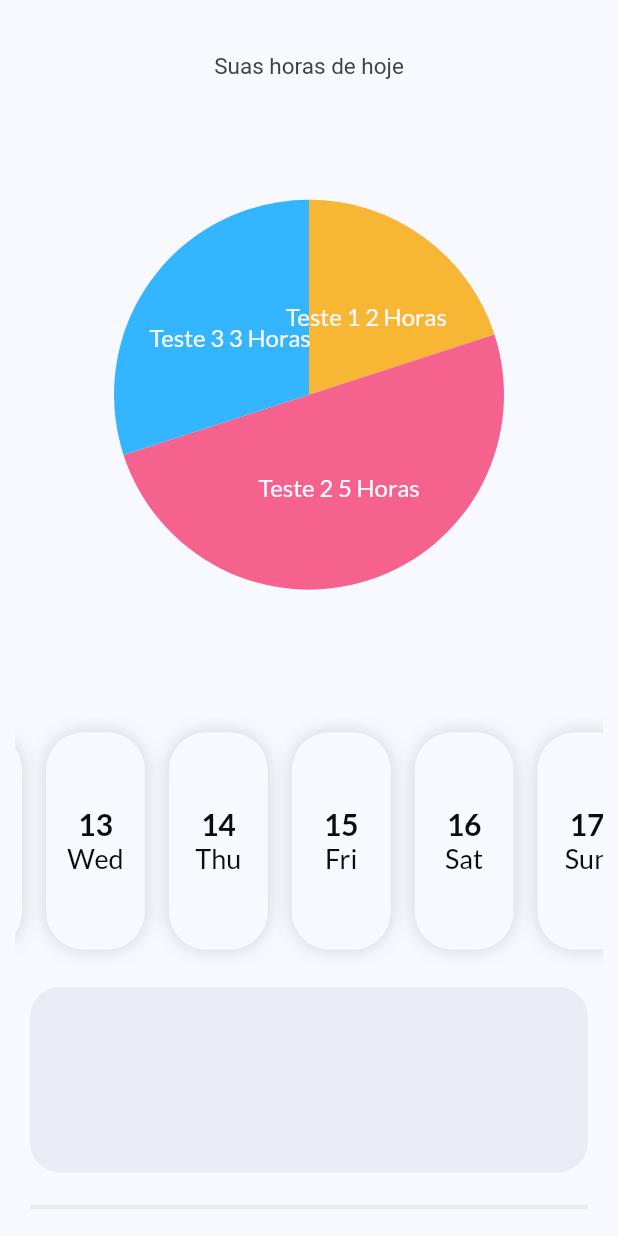
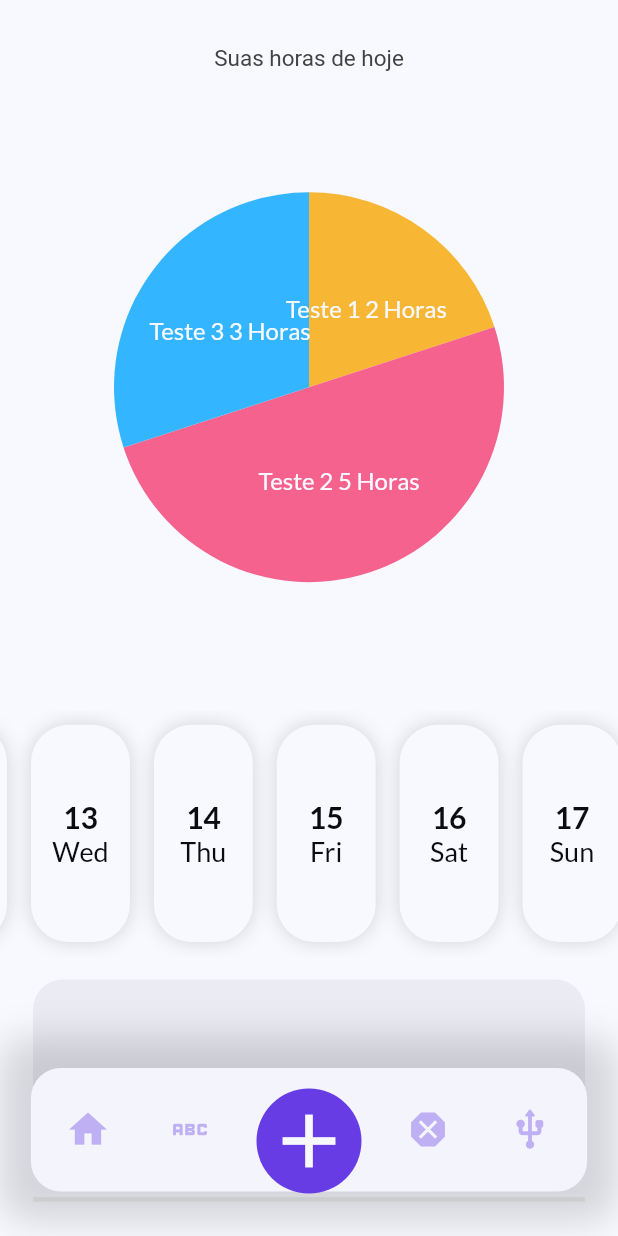
Before and after one commit to guilhermebernava/app, a Flutter app: the screen it shows after launch, on a phone screen of 412 x 824 dp. Run offline on Flutter 3.47's test engine with Material 2 defaults, Android fonts, the phone set to English and light mode, and no system bars; our stand-ins replace dartz, flutter_bloc, flutter_modular, google_fonts, syncfusion_flutter_charts.

Commit message:
refactor bottom bar

```diff
--- a/app/lib/modules/home/presenter/home_page.dart
+++ b/app/lib/modules/home/presenter/home_page.dart
@@ -48,12 +48,7 @@ class HomePage extends StatelessWidget {
               }
 
               if (bloc is DaysTasks) {
-                return Padding(
-                  padding: const EdgeInsets.symmetric(
-                    horizontal: 10,
-                    vertical: 5,
-                  ),
-                  child: SingleChildScrollView(
+                return SingleChildScrollView(
                   scrollDirection: Axis.vertical,
                   child: Column(
                     children: [
@@ -79,8 +74,7 @@ class HomePage extends StatelessWidget {
                                   datum.neonColor,
                               xValueMapper: (datum, index) =>
                                   "${datum.title} - ${datum.hoursInDay} hour/s",
-                                yValueMapper: (datum, index) =>
-                                    datum.hoursInDay,
+                              yValueMapper: (datum, index) => datum.hoursInDay,
                               dataLabelMapper: (datum, index) =>
                                   "${datum.title} ${datum.hoursInDay} Horas",
                               dataLabelSettings: DataLabelSettings(
@@ -108,7 +102,6 @@ class HomePage extends StatelessWidget {
                       ),
                     ],
                   ),
-                  ),
                 );
               }
               return Container();
--- a/app/lib/modules/home/presenter/widgets/bottom_bar.dart
+++ b/app/lib/modules/home/presenter/widgets/bottom_bar.dart
@@ -1,11 +1,12 @@
 import 'package:app/modules/home/domain/bloc/bottom_bar/bottom_bar_states.dart';
 import 'package:app/modules/home/domain/interfaces/i_bottom_bar_usecase.dart';
+import 'package:app/modules/home/presenter/widgets/bottom_bar_add_button.dart';
 import 'package:app/modules/home/presenter/widgets/bottom_icon_button.dart';
 import 'package:app/themes/colors/app_colors.dart';
 import 'package:flutter/material.dart';
 import 'package:flutter_bloc/flutter_bloc.dart';
 
-class BottomBar extends StatefulWidget {
+class BottomBar extends StatelessWidget {
   final Size size;
   final IBottomBarUsecase bottomBarUsecase;
 
@@ -16,78 +17,69 @@ class BottomBar extends StatefulWidget {
   });
 
   @override
-  State<BottomBar> createState() => _BottomBarState();
-}
-
-class _BottomBarState extends State<BottomBar> {
-  bool _visible = false;
-
-  @override
-  void dispose() {
-    super.dispose();
-  }
-
-//TODO criar bloc para inatividade
-  @override
   Widget build(BuildContext context) {
-    return Listener(
-      onPointerDown: (event) {
-        Future.delayed(Duration(seconds: 5), () {
-          setState(() {
-            _visible = false;
-          });
-        });
-      },
-      child: GestureDetector(
-        onTap: () {
-          if (!_visible) {
-            setState(() {
-              _visible = true;
-            });
-          }
-        },
-        behavior: HitTestBehavior.opaque,
-        child: AnimatedSlide(
-          offset: _visible ? const Offset(0, 0) : const Offset(0, 0.5),
-          duration: const Duration(milliseconds: 500),
-          child: Align(
-            alignment: const Alignment(0, 0.95),
+    return Stack(
+      alignment: Alignment.center,
+      children: [
+        Align(
+          alignment: const Alignment(0, 0.92),
           child: Container(
-              width: widget.size.width * 0.92,
-              height: widget.size.height * 0.13,
+            width: size.width * 0.9,
+            height: size.height * 0.1,
             decoration: BoxDecoration(
-                color: AppColors.bottomBarColor,
+              color: AppColors.lightGrey,
               boxShadow: [
                 BoxShadow(
-                    color: AppColors.black.withOpacity(0.1),
-                    blurRadius: 10,
-                    spreadRadius: 10,
+                  color: AppColors.black.withOpacity(0.15),
+                  blurRadius: 20,
+                  spreadRadius: 20,
                 )
               ],
               borderRadius: BorderRadius.circular(20),
             ),
             child: BlocBuilder(
-                  bloc: widget.bottomBarUsecase.bottomBloc,
+                bloc: bottomBarUsecase.bottomBloc,
                 builder: (_, bloc) {
                   if (bloc is BottomBarSuccess) {
                     return Row(
+                      mainAxisAlignment: MainAxisAlignment.spaceEvenly,
+                      crossAxisAlignment: CrossAxisAlignment.center,
                       children: [
                         BottomIconButton(
                           icon: Icons.home,
                           isSelected: bloc.index == 0,
                           onTap: () {
-                              widget.bottomBarUsecase
-                                  .validateSelectedButton(bloc.index, 0);
+                            bottomBarUsecase.validateSelectedButton(
+                                bloc.index, 0);
                           },
                         ),
                         BottomIconButton(
-                            icon: Icons.calendar_month,
+                          icon: Icons.abc,
                           isSelected: bloc.index == 1,
                           onTap: () {
-                              widget.bottomBarUsecase
-                                  .validateSelectedButton(bloc.index, 1);
+                            bottomBarUsecase.validateSelectedButton(
+                                bloc.index, 1);
                           },
-                          )
+                        ),
+                        SizedBox(
+                          width: size.width * 0.2,
+                        ),
+                        BottomIconButton(
+                          icon: Icons.dangerous,
+                          isSelected: bloc.index == 2,
+                          onTap: () {
+                            bottomBarUsecase.validateSelectedButton(
+                                bloc.index, 2);
+                          },
+                        ),
+                        BottomIconButton(
+                          icon: Icons.usb_rounded,
+                          isSelected: bloc.index == 3,
+                          onTap: () {
+                            bottomBarUsecase.validateSelectedButton(
+                                bloc.index, 3);
+                          },
+                        ),
                       ],
                     );
                   }
@@ -95,8 +87,11 @@ class _BottomBarState extends State<BottomBar> {
                 }),
           ),
         ),
+        const Align(
+          alignment: Alignment(0, 0.925),
+          child: BottomBarAddButton(),
         ),
-      ),
+      ],
     );
   }
 }
--- /dev/null
+++ b/app/lib/modules/home/presenter/widgets/bottom_bar_add_button.dart
@@ -0,0 +1,97 @@
+import 'package:app/themes/colors/app_colors.dart';
+import 'package:flutter/material.dart';
+import 'package:flutter_modular/flutter_modular.dart';
+
+class BottomBarAddButton extends StatefulWidget {
+  const BottomBarAddButton({super.key});
+
+  @override
+  State<BottomBarAddButton> createState() => _BottomBarAddButtonState();
+}
+
+class _BottomBarAddButtonState extends State<BottomBarAddButton>
+    with TickerProviderStateMixin {
+  late Animation<double> anim;
+  late AnimationController _animationController;
+  IconData icon = Icons.add;
+
+  @override
+  void initState() {
+    super.initState();
+    _animationController = AnimationController(
+        vsync: this, duration: const Duration(milliseconds: 0));
+    anim = Tween(begin: 1.0, end: 1.0).animate(_animationController);
+  }
+
+  @override
+  void dispose() {
+    super.dispose();
+  }
+
+  @override
+  Widget build(BuildContext context) {
+    return GestureDetector(
+      onTap: () {
+        setState(() {
+          icon = Icons.close;
+        });
+
+        if (icon == Icons.close) {
+          showDialog(
+              context: context,
+              builder: ((context) {
+                return Column(
+                  mainAxisAlignment: MainAxisAlignment.start,
+                  children: [
+                    GestureDetector(
+                      onTap: () {
+                        setState(() {
+                          icon = Icons.add;
+                        });
+                        Modular.to.pop();
+                      },
+                      child: const Icon(
+                        Icons.add,
+                        size: 60,
+                        color: AppColors.white,
+                      ),
+                    ),
+                  ],
+                );
+              }));
+        }
+      },
+      child: Container(
+        decoration: const BoxDecoration(
+          gradient: AppColors.primaryGradient,
+          shape: BoxShape.circle,
+        ),
+        child: Padding(
+          padding: const EdgeInsets.all(5.0),
+          child: AnimatedSwitcher(
+            duration: const Duration(milliseconds: 200),
+            transitionBuilder: (child, anim) => RotationTransition(
+              turns: child.key == const ValueKey('add')
+                  ? Tween<double>(begin: 1, end: 0.75).animate(anim)
+                  : Tween<double>(begin: 0.75, end: 1).animate(anim),
+              child: ScaleTransition(scale: anim, child: child),
+            ),
+            child: icon == Icons.add
+                ? const Icon(
+                    Icons.add,
+                    key: ValueKey('add'),
+                    size: 60,
+                    color: AppColors.white,
+                  )
+                : const Icon(
+                    key: ValueKey('close'),
+                    Icons.close,
+                    size: 60,
+                    color: AppColors.white,
+                  ),
+          ),
+        ),
+      ),
+    );
+  }
+}
--- a/app/lib/modules/home/presenter/widgets/bottom_icon_button.dart
+++ b/app/lib/modules/home/presenter/widgets/bottom_icon_button.dart
@@ -16,13 +16,13 @@ class BottomIconButton extends StatelessWidget {
   @override
   Widget build(BuildContext context) {
     return Padding(
-      padding: const EdgeInsets.symmetric(horizontal: 25),
+      padding: const EdgeInsets.symmetric(horizontal: 15),
       child: GestureDetector(
         onTap: onTap,
         child: Icon(
-          Icons.home,
+          icon,
           color: isSelected ? AppColors.primary : AppColors.bottomIconColor,
-          size: 40,
+          size: 30,
         ),
       ),
     );
--- a/app/lib/modules/home/presenter/widgets/date_container_list.dart
+++ b/app/lib/modules/home/presenter/widgets/date_container_list.dart
@@ -49,6 +49,12 @@ class _DateContainerListState extends State<DateContainerList> {
   }
 
   @override
+  void dispose() {
+    _scrolController.dispose();
+    super.dispose();
+  }
+
+  @override
   Widget build(BuildContext context) {
     return AnimatedOpacity(
       opacity: params.animate ? 1 : 0,
--- a/app/lib/modules/home/presenter/widgets/hour_container.dart
+++ b/app/lib/modules/home/presenter/widgets/hour_container.dart
@@ -54,7 +54,7 @@ class _HourContainerState extends State<HourContainer> {
         child: Column(
           children: [
             Padding(
-              padding: const EdgeInsets.symmetric(vertical: 15),
+              padding: const EdgeInsets.symmetric(vertical: 15, horizontal: 12),
               child: Row(
                 mainAxisAlignment: MainAxisAlignment.spaceBetween,
                 children: [
--- a/app/lib/modules/home/presenter/widgets/hour_container_skeleton.dart
+++ b/app/lib/modules/home/presenter/widgets/hour_container_skeleton.dart
@@ -42,7 +42,7 @@ class _HourContainerSkeletonState extends State<HourContainerSkeleton>
   @override
   Widget build(BuildContext context) {
     return Padding(
-      padding: const EdgeInsets.symmetric(vertical: 15),
+      padding: const EdgeInsets.symmetric(vertical: 15, horizontal: 12),
       child: AnimatedBuilder(
         animation: _animation,
         builder: (context, child) => Column(
```
Lines whose indentation alone changed are shown as unchanged.
